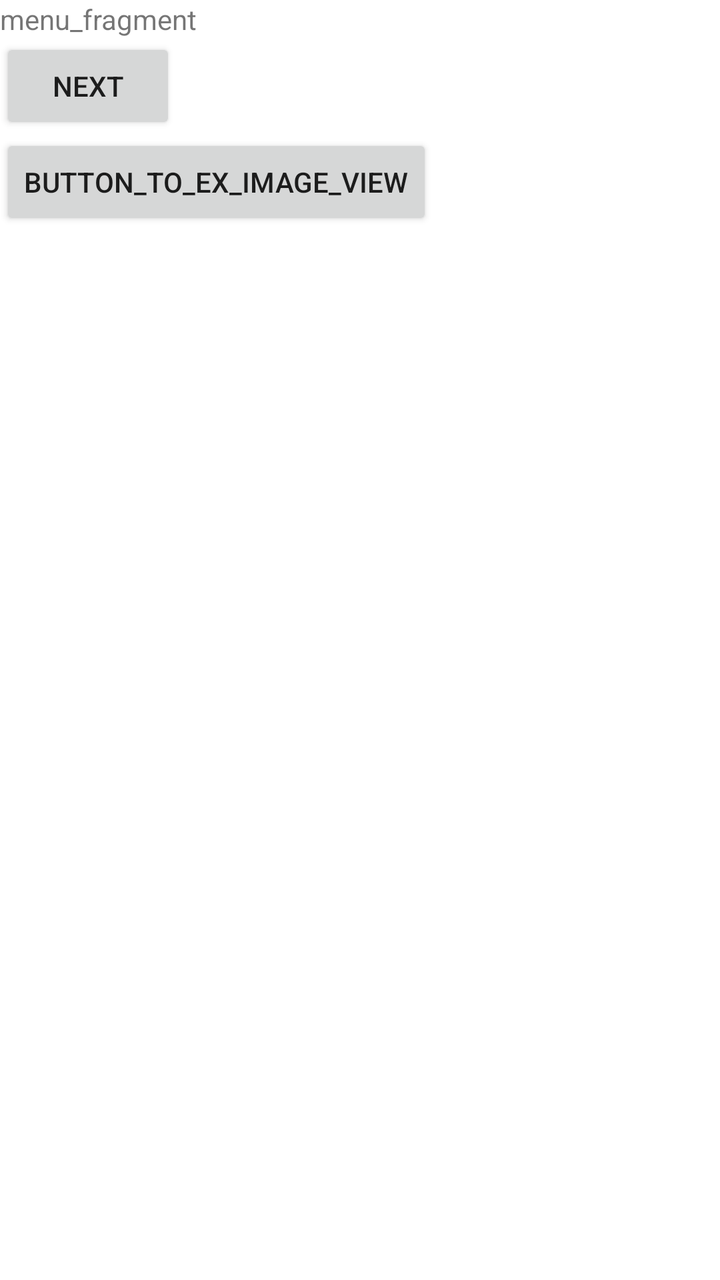
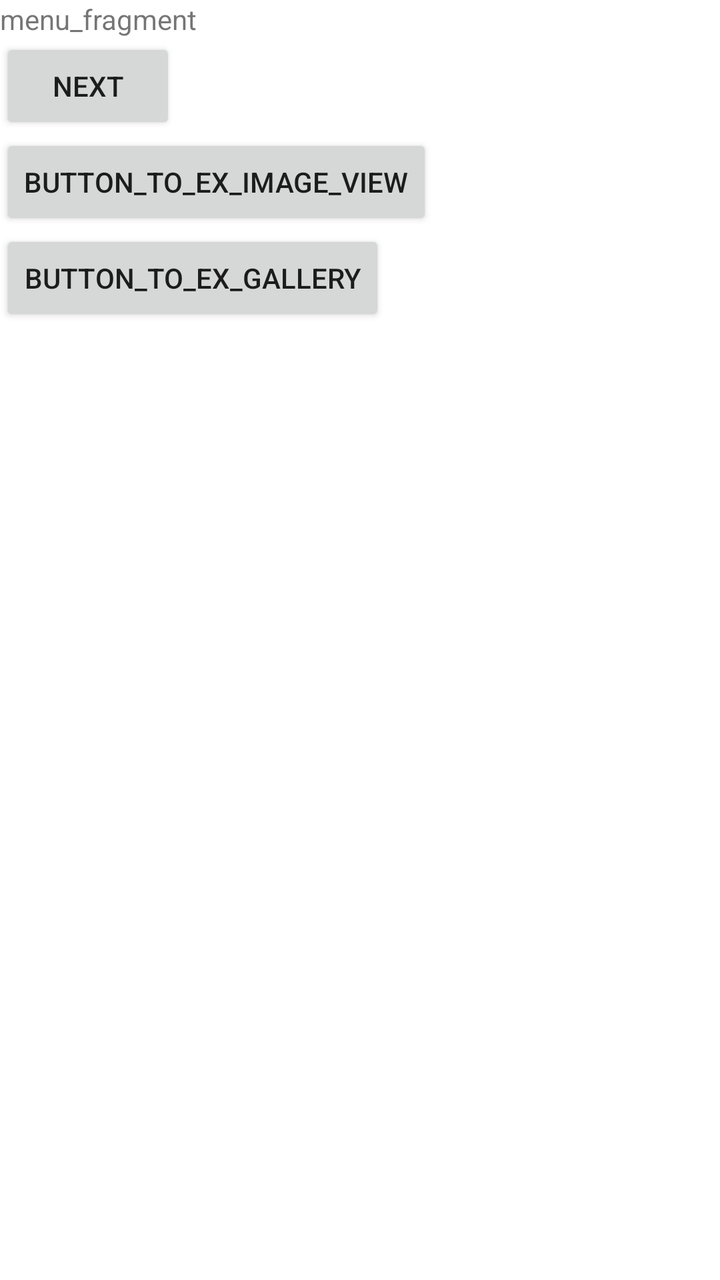

Two renders of the same Android screen: before a commit and after it. Below are the layout's source before the change and the commit's diff.
<!-- AndroidManifest.xml: application theme Theme.Class2021_2022_2_AndroidDevelop_course -->
<!-- res/layout/fragment_menu.xml -->
<?xml version="1.0" encoding="utf-8"?>
<LinearLayout xmlns:android="http://schemas.android.com/apk/res/android"
    xmlns:app="http://schemas.android.com/apk/res-auto"
    xmlns:tools="http://schemas.android.com/tools"
    android:layout_width="match_parent"
    android:layout_height="match_parent"
    tools:context=".fragments.MenuFragment"
    android:orientation="vertical">

    <TextView
        android:id="@+id/textview_first"
        android:layout_width="wrap_content"
        android:layout_height="wrap_content"
        android:text="@string/menu_fragment"/>

    <Button
        android:id="@+id/button_first"
        android:layout_width="wrap_content"
        android:layout_height="wrap_content"
        android:text="@string/next"/>

    <Button
        android:layout_width="wrap_content"
        android:layout_height="wrap_content"
        android:id="@+id/button_to_ex_image_view"
        android:text="@string/button_to_ex_image_view"/>


</LinearLayout>
<!-- resources referenced by this layout -->
<resources>
  <string name="button_to_ex_image_view">button_to_ex_image_view</string>
  <string name="menu_fragment">menu_fragment</string>
  <string name="next">Next</string>
  <style name="Theme.Class2021_2022_2_AndroidDevelop_course" parent="Theme.MaterialComponents.DayNight.DarkActionBar">
          
          <item name="colorPrimary">@color/purple_500</item>
          <item name="colorPrimaryVariant">@color/purple_700</item>
          <item name="colorOnPrimary">@color/white</item>
          
          <item name="colorSecondary">@color/teal_200</item>
          <item name="colorSecondaryVariant">@color/teal_700</item>
          <item name="colorOnSecondary">@color/black</item>
          
          <item name="android:statusBarColor" tools:targetApi="l">?attr/colorPrimaryVariant</item>
          
      </style>
  <color name="purple_500">#FF6200EE</color>
  <color name="purple_700">#FF3700B3</color>
  <color name="white">#FFFFFFFF</color>
  <color name="teal_200">#FF03DAC5</color>
  <color name="teal_700">#FF018786</color>
  <color name="black">#FF000000</color>
</resources>

<!-- the commit's change to res/layout/fragment_menu.xml (unified diff, before → after) -->
@@ -11,19 +11,25 @@
         android:id="@+id/textview_first"
         android:layout_width="wrap_content"
         android:layout_height="wrap_content"
-        android:text="@string/menu_fragment"/>
+        android:text="@string/menu_fragment" />
 
     <Button
         android:id="@+id/button_first"
         android:layout_width="wrap_content"
         android:layout_height="wrap_content"
-        android:text="@string/next"/>
+        android:text="@string/next" />
 
     <Button
         android:layout_width="wrap_content"
         android:layout_height="wrap_content"
         android:id="@+id/button_to_ex_image_view"
-        android:text="@string/button_to_ex_image_view"/>
+        android:text="@string/button_to_ex_image_view" />
+
+    <Button
+        android:layout_width="wrap_content"
+        android:layout_height="wrap_content"
+        android:id="@+id/button_to_ex_gallery"
+        android:text="@string/button_to_ex_gallery" />
 
 
 </LinearLayout>
<!-- resource entries referenced after the edit -->
@@ -1,5 +1,6 @@
 <!-- resources referenced by this layout -->
 <resources>
+  <string name="button_to_ex_gallery">button_to_ex_gallery</string>
   <string name="button_to_ex_image_view">button_to_ex_image_view</string>
   <string name="menu_fragment">menu_fragment</string>
   <string name="next">Next</string>
